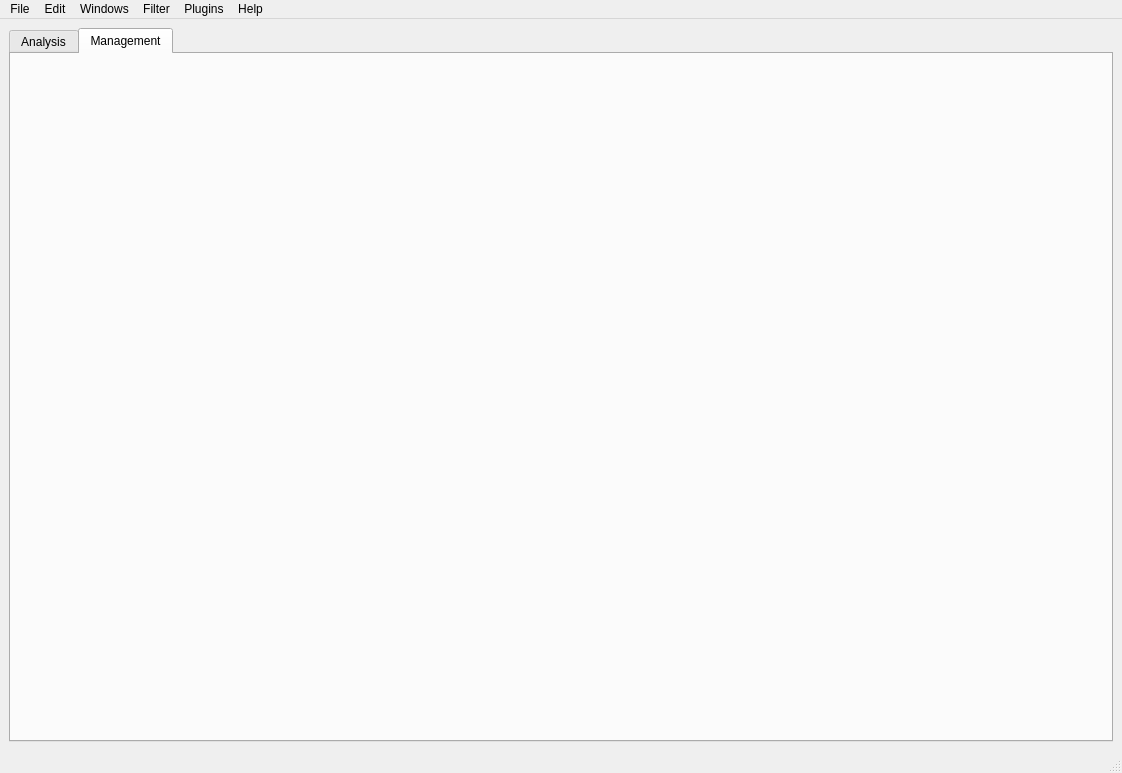
adalio0/BATT5, file GUI/BATT5_GUI.ui: the form before one commit.
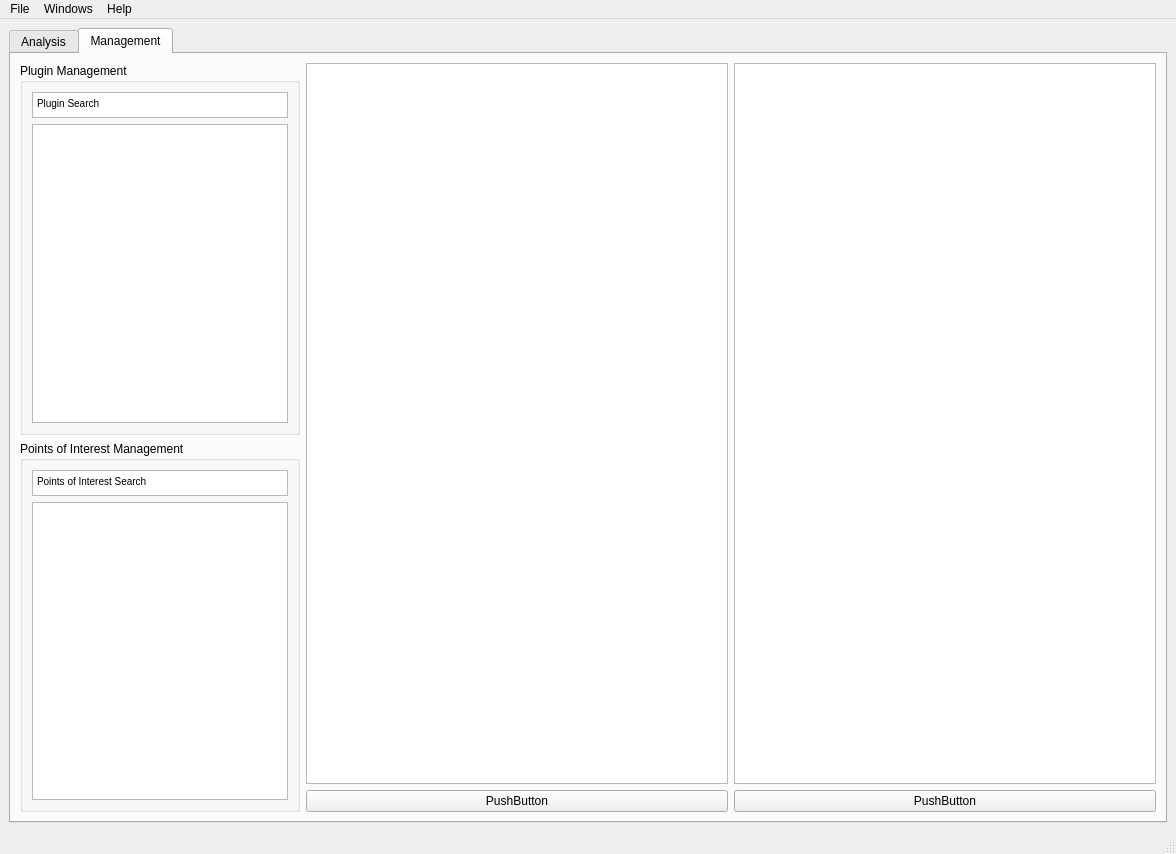
The form after the commit. The open tabs and pages were chosen to show the change.

Commit message: [#1] Added project widgets to group box, began on management tab

What changed in the file:
```diff
--- a/GUI/BATT5_GUI.ui
+++ b/GUI/BATT5_GUI.ui
@@ -6,16 +6,16 @@
    <rect>
     <x>0</x>
     <y>0</y>
-    <width>1122</width>
-    <height>773</height>
+    <width>1176</width>
+    <height>854</height>
    </rect>
   </property>
   <property name="windowTitle">
    <string>MainWindow</string>
   </property>
   <widget class="QWidget" name="central_layout">
-   <layout class="QGridLayout" name="gridLayout">
-    <item row="0" column="1" rowspan="8">
+   <layout class="QVBoxLayout" name="verticalLayout_13">
+    <item>
      <widget class="QTabWidget" name="central_tabs">
       <property name="currentIndex">
        <number>0</number>
@@ -558,6 +558,113 @@
        <attribute name="title">
         <string>Management</string>
        </attribute>
+       <layout class="QHBoxLayout" name="horizontalLayout_3">
+        <item>
+         <layout class="QVBoxLayout" name="verticalLayout_3">
+          <item alignment="Qt::AlignLeft">
+           <widget class="QGroupBox" name="groupBox_3">
+            <property name="minimumSize">
+             <size>
+              <width>250</width>
+              <height>0</height>
+             </size>
+            </property>
+            <property name="styleSheet">
+             <string notr="true"/>
+            </property>
+            <property name="title">
+             <string>Plugin Management</string>
+            </property>
+            <layout class="QVBoxLayout" name="verticalLayout_12">
+             <item>
+              <widget class="QTextEdit" name="textEdit_4">
+               <property name="maximumSize">
+                <size>
+                 <width>16777215</width>
+                 <height>26</height>
+                </size>
+               </property>
+               <property name="html">
+                <string>&lt;!DOCTYPE HTML PUBLIC &quot;-//W3C//DTD HTML 4.0//EN&quot; &quot;http://www.w3.org/TR/REC-html40/strict.dtd&quot;&gt;
+&lt;html&gt;&lt;head&gt;&lt;meta name=&quot;qrichtext&quot; content=&quot;1&quot; /&gt;&lt;style type=&quot;text/css&quot;&gt;
+p, li { white-space: pre-wrap; }
+&lt;/style&gt;&lt;/head&gt;&lt;body style=&quot; font-family:'MS Shell Dlg 2'; font-size:7.8pt; font-weight:400; font-style:normal;&quot;&gt;
+&lt;p style=&quot; margin-top:0px; margin-bottom:0px; margin-left:0px; margin-right:0px; -qt-block-indent:0; text-indent:0px;&quot;&gt;Plugin Search&lt;/p&gt;&lt;/body&gt;&lt;/html&gt;</string>
+               </property>
+              </widget>
+             </item>
+             <item>
+              <widget class="QListWidget" name="listWidget_2"/>
+             </item>
+            </layout>
+           </widget>
+          </item>
+          <item alignment="Qt::AlignLeft">
+           <widget class="QGroupBox" name="groupBox_2">
+            <property name="minimumSize">
+             <size>
+              <width>250</width>
+              <height>0</height>
+             </size>
+            </property>
+            <property name="title">
+             <string>Points of Interest Management</string>
+            </property>
+            <layout class="QVBoxLayout" name="verticalLayout_14">
+             <item>
+              <widget class="QTextEdit" name="textEdit_5">
+               <property name="maximumSize">
+                <size>
+                 <width>16777215</width>
+                 <height>26</height>
+                </size>
+               </property>
+               <property name="html">
+                <string>&lt;!DOCTYPE HTML PUBLIC &quot;-//W3C//DTD HTML 4.0//EN&quot; &quot;http://www.w3.org/TR/REC-html40/strict.dtd&quot;&gt;
+&lt;html&gt;&lt;head&gt;&lt;meta name=&quot;qrichtext&quot; content=&quot;1&quot; /&gt;&lt;style type=&quot;text/css&quot;&gt;
+p, li { white-space: pre-wrap; }
+&lt;/style&gt;&lt;/head&gt;&lt;body style=&quot; font-family:'MS Shell Dlg 2'; font-size:7.8pt; font-weight:400; font-style:normal;&quot;&gt;
+&lt;p style=&quot; margin-top:0px; margin-bottom:0px; margin-left:0px; margin-right:0px; -qt-block-indent:0; text-indent:0px;&quot;&gt;Points of Interest Search&lt;/p&gt;&lt;/body&gt;&lt;/html&gt;</string>
+               </property>
+              </widget>
+             </item>
+             <item>
+              <widget class="QListWidget" name="listWidget_3"/>
+             </item>
+            </layout>
+           </widget>
+          </item>
+         </layout>
+        </item>
+        <item>
+         <layout class="QVBoxLayout" name="verticalLayout_2">
+          <item>
+           <widget class="QTextEdit" name="textEdit_6"/>
+          </item>
+          <item>
+           <widget class="QPushButton" name="pushButton">
+            <property name="text">
+             <string>PushButton</string>
+            </property>
+           </widget>
+          </item>
+         </layout>
+        </item>
+        <item>
+         <layout class="QVBoxLayout" name="verticalLayout">
+          <item>
+           <widget class="QTextEdit" name="textEdit_7"/>
+          </item>
+          <item>
+           <widget class="QPushButton" name="pushButton_2">
+            <property name="text">
+             <string>PushButton</string>
+            </property>
+           </widget>
+          </item>
+         </layout>
+        </item>
+       </layout>
       </widget>
      </widget>
     </item>
@@ -568,11 +675,11 @@
     <rect>
      <x>0</x>
      <y>0</y>
-     <width>1122</width>
+     <width>1176</width>
      <height>26</height>
     </rect>
    </property>
-   <widget class="QMenu" name="menuWhat">
+   <widget class="QMenu" name="file_menu">
     <property name="title">
      <string>File</string>
     </property>
@@ -580,36 +687,18 @@
     <addaction name="actionSave"/>
     <addaction name="actionOpen"/>
    </widget>
-   <widget class="QMenu" name="menuWhat2">
-    <property name="title">
-     <string>Edit</string>
-    </property>
-   </widget>
-   <widget class="QMenu" name="menuPlugins">
+   <widget class="QMenu" name="windows_menu">
     <property name="title">
      <string>Windows</string>
     </property>
    </widget>
-   <widget class="QMenu" name="menuPoints_of_Interest">
-    <property name="title">
-     <string>Filter</string>
-    </property>
-   </widget>
-   <widget class="QMenu" name="menuDocumentation">
-    <property name="title">
-     <string>Plugins</string>
-    </property>
-   </widget>
    <widget class="QMenu" name="menuHelp">
     <property name="title">
      <string>Help</string>
     </property>
    </widget>
-   <addaction name="menuWhat"/>
-   <addaction name="menuWhat2"/>
-   <addaction name="menuPlugins"/>
-   <addaction name="menuPoints_of_Interest"/>
-   <addaction name="menuDocumentation"/>
+   <addaction name="file_menu"/>
+   <addaction name="windows_menu"/>
    <addaction name="menuHelp"/>
   </widget>
   <widget class="QStatusBar" name="statusbar"/>
```
Left out of the diff: 58 changed lines with no effect on the pictures. Lines whose indentation alone changed are shown as unchanged.
